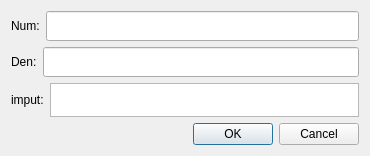
Old version of the form uis/dialog_tfunc.ui in the repository josuemoraisgh/EININDII00_ProcessSimul.
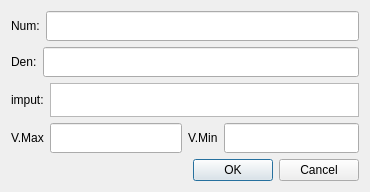
New version of the form. Custom widgets are drawn as their Qt base class.

```diff
--- a/uis/dialog_tfunc.ui
+++ b/uis/dialog_tfunc.ui
@@ -10,7 +10,7 @@
     <x>0</x>
     <y>0</y>
     <width>370</width>
-    <height>156</height>
+    <height>192</height>
    </rect>
   </property>
   <property name="windowTitle">
@@ -98,6 +98,64 @@
      </item>
     </layout>
    </item>
+   <item>
+    <layout class="QHBoxLayout" name="horizontalLayout_6">
+     <item>
+      <layout class="QHBoxLayout" name="horizontalLayout_4">
+       <item>
+        <widget class="QLabel" name="label_4">
+         <property name="text">
+          <string>V.Max</string>
+         </property>
+        </widget>
+       </item>
+       <item>
+        <widget class="QLineEdit" name="lineEditVMax">
+         <property name="sizePolicy">
+          <sizepolicy hsizetype="MinimumExpanding" vsizetype="MinimumExpanding">
+           <horstretch>0</horstretch>
+           <verstretch>0</verstretch>
+          </sizepolicy>
+         </property>
+         <property name="minimumSize">
+          <size>
+           <width>100</width>
+           <height>30</height>
+          </size>
+         </property>
+        </widget>
+       </item>
+      </layout>
+     </item>
+     <item>
+      <layout class="QHBoxLayout" name="horizontalLayout_5">
+       <item>
+        <widget class="QLabel" name="label_5">
+         <property name="text">
+          <string>V.Min</string>
+         </property>
+        </widget>
+       </item>
+       <item>
+        <widget class="QLineEdit" name="lineEditVMin">
+         <property name="sizePolicy">
+          <sizepolicy hsizetype="MinimumExpanding" vsizetype="MinimumExpanding">
+           <horstretch>0</horstretch>
+           <verstretch>0</verstretch>
+          </sizepolicy>
+         </property>
+         <property name="minimumSize">
+          <size>
+           <width>100</width>
+           <height>30</height>
+          </size>
+         </property>
+        </widget>
+       </item>
+      </layout>
+     </item>
+    </layout>
+   </item>
    <item>
     <widget class="QDialogButtonBox" name="buttonBox">
      <property name="orientation">
```
